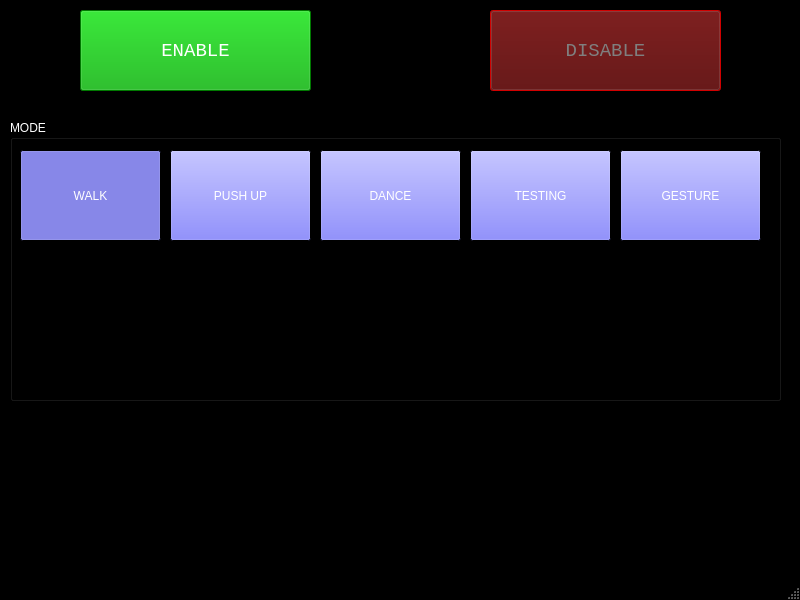
First picture: the form in platform.ui, repository RAMBotsCSU/platform, before the edit.
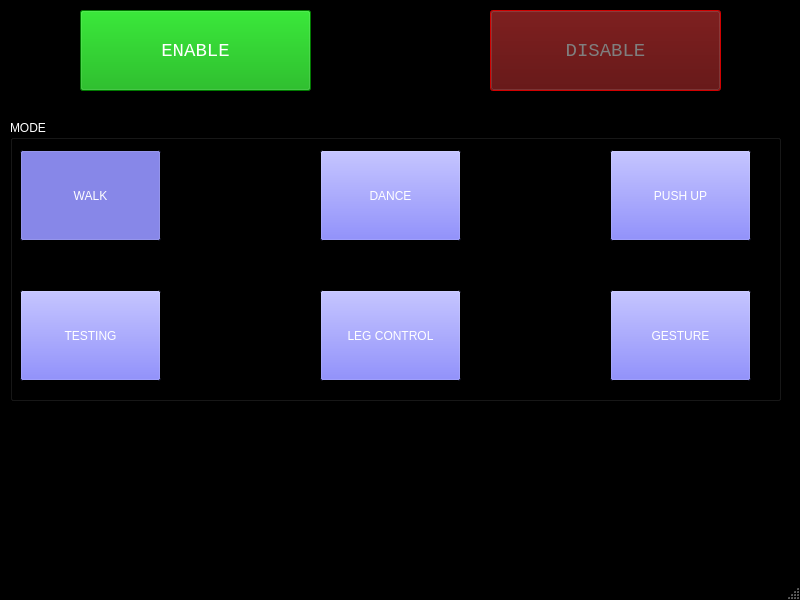
Second picture: the form after the edit.

Commit message: UI updated with new modes

What changed in the file:
```diff
--- a/platform.ui
+++ b/platform.ui
@@ -1531,7 +1531,7 @@
     <widget class="QPushButton" name="mode_pushup">
      <property name="geometry">
       <rect>
-       <x>160</x>
+       <x>600</x>
        <y>30</y>
        <width>141</width>
        <height>91</height>
@@ -1853,8 +1853,8 @@
     <widget class="QPushButton" name="mode_leg_testing">
      <property name="geometry">
       <rect>
-       <x>460</x>
-       <y>30</y>
+       <x>10</x>
+       <y>170</y>
        <width>141</width>
        <height>91</height>
       </rect>
@@ -2014,8 +2014,8 @@
     <widget class="QPushButton" name="mode_gesture">
      <property name="geometry">
       <rect>
-       <x>610</x>
-       <y>30</y>
+       <x>600</x>
+       <y>170</y>
        <width>141</width>
        <height>91</height>
       </rect>
@@ -2172,6 +2172,167 @@
       <bool>true</bool>
      </property>
     </widget>
+    <widget class="QPushButton" name="mode_leg_control">
+     <property name="geometry">
+      <rect>
+       <x>310</x>
+       <y>170</y>
+       <width>141</width>
+       <height>91</height>
+      </rect>
+     </property>
+     <property name="palette">
+      <palette>
+       <active>
+        <colorrole role="WindowText">
+         <brush brushstyle="SolidPattern">
+          <color alpha="255">
+           <red>255</red>
+           <green>255</green>
+           <blue>255</blue>
+          </color>
+         </brush>
+        </colorrole>
+        <colorrole role="Button">
+         <brush brushstyle="SolidPattern">
+          <color alpha="255">
+           <red>85</red>
+           <green>85</green>
+           <blue>255</blue>
+          </color>
+         </brush>
+        </colorrole>
+        <colorrole role="Dark">
+         <brush brushstyle="SolidPattern">
+          <color alpha="255">
+           <red>0</red>
+           <green>0</green>
+           <blue>0</blue>
+          </color>
+         </brush>
+        </colorrole>
+        <colorrole role="Text">
+         <brush brushstyle="SolidPattern">
+          <color alpha="255">
+           <red>255</red>
+           <green>255</green>
+           <blue>255</blue>
+          </color>
+         </brush>
+        </colorrole>
+        <colorrole role="ButtonText">
+         <brush brushstyle="SolidPattern">
+          <color alpha="255">
+           <red>255</red>
+           <green>255</green>
+           <blue>255</blue>
+          </color>
+         </brush>
+        </colorrole>
+       </active>
+       <inactive>
+        <colorrole role="WindowText">
+         <brush brushstyle="SolidPattern">
+          <color alpha="255">
+           <red>255</red>
+           <green>255</green>
+           <blue>255</blue>
+          </color>
+         </brush>
+        </colorrole>
+        <colorrole role="Button">
+         <brush brushstyle="SolidPattern">
+          <color alpha="255">
+           <red>85</red>
+           <green>85</green>
+           <blue>255</blue>
+          </color>
+         </brush>
+        </colorrole>
+        <colorrole role="Dark">
+         <brush brushstyle="SolidPattern">
+          <color alpha="255">
+           <red>0</red>
+           <green>0</green>
+           <blue>0</blue>
+          </color>
+         </brush>
+        </colorrole>
+        <colorrole role="Text">
+         <brush brushstyle="SolidPattern">
+          <color alpha="255">
+           <red>255</red>
+           <green>255</green>
+           <blue>255</blue>
+          </color>
+         </brush>
+        </colorrole>
+        <colorrole role="ButtonText">
+         <brush brushstyle="SolidPattern">
+          <color alpha="255">
+           <red>255</red>
+           <green>255</green>
+           <blue>255</blue>
+          </color>
+         </brush>
+        </colorrole>
+       </inactive>
+       <disabled>
+        <colorrole role="WindowText">
+         <brush brushstyle="SolidPattern">
+          <color alpha="255">
+           <red>0</red>
+           <green>0</green>
+           <blue>0</blue>
+          </color>
+         </brush>
+        </colorrole>
+        <colorrole role="Button">
+         <brush brushstyle="SolidPattern">
+          <color alpha="255">
+           <red>34</red>
+           <green>34</green>
+           <blue>103</blue>
+          </color>
+         </brush>
+        </colorrole>
+        <colorrole role="Dark">
+         <brush brushstyle="SolidPattern">
+          <color alpha="255">
+           <red>0</red>
+           <green>0</green>
+           <blue>0</blue>
+          </color>
+         </brush>
+        </colorrole>
+        <colorrole role="Text">
+         <brush brushstyle="SolidPattern">
+          <color alpha="255">
+           <red>0</red>
+           <green>0</green>
+           <blue>0</blue>
+          </color>
+         </brush>
+        </colorrole>
+        <colorrole role="ButtonText">
+         <brush brushstyle="SolidPattern">
+          <color alpha="255">
+           <red>0</red>
+           <green>0</green>
+           <blue>0</blue>
+          </color>
+         </brush>
+        </colorrole>
+       </disabled>
+      </palette>
+     </property>
+     <property name="text">
+      <string>LEG CONTROL</string>
+     </property>
+     <property name="checkable">
+      <bool>true</bool>
+     </property>
+    </widget>
    </widget>
   </widget>
   <widget class="QMenuBar" name="menubar">
```
Left out of the diff: 8 changed lines with no effect on the pictures. The commit also changes 3 other files.
